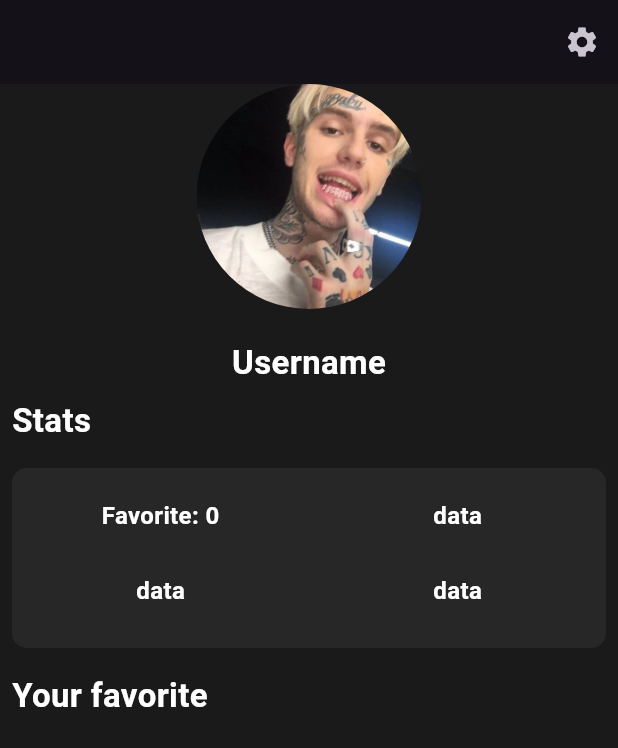
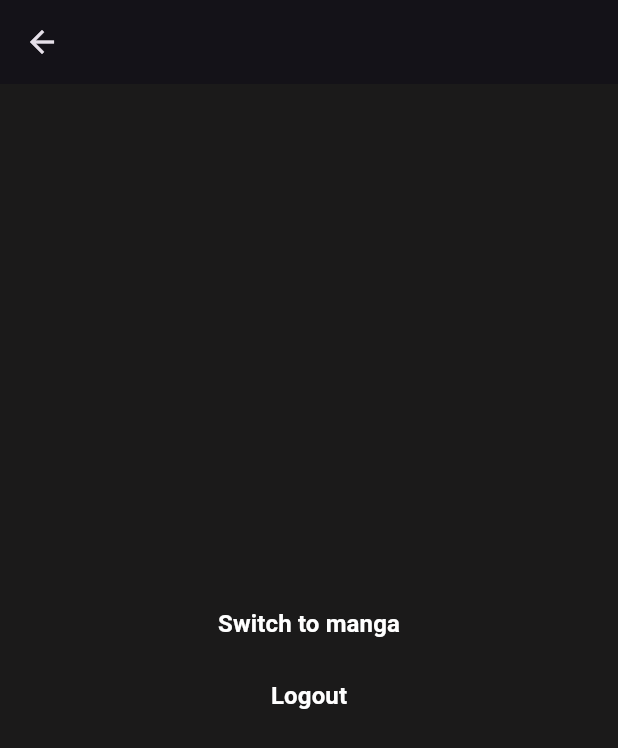
Before and after one commit to rostikKalabishka/ReAneme, a Flutter app: the ProfileWidget screen opened directly, after a tap on the "settings" icon, on a phone screen of 412 x 824 dp. Shown: the top 748 px of the screen. Run offline on Flutter 3.47's test engine with Material 2 defaults, Android fonts, the phone set to English and light mode, and no system bars; our stand-ins replace cached_network_image, carousel_slider.

Commit message:
added more info screen

```diff
--- a/lib/router/router.dart
+++ b/lib/router/router.dart
@@ -3,18 +3,16 @@ import 'package:re_anime/screens/registration/registration_screen.dart';
 
 import '../screens/auth/auth_screen.dart';
 import '../screens/main_screen/main_screen.dart';
+import '../screens/main_screen/more_info/more_info_screen.dart';
 
 abstract class MainNavigationRouteName {
-  static const auth = '/';
-  static const mainScreen = '/mainScreen';
-  // static const movieDetails = '/movie_details';
-  // static const movieTrailer = '/movie_details/trailer';
-  // static const seriesTrailer = '/series_details/trailer';
-  // static const seriesDetails = '/series_details';
-  // static const resendEmail = 'resend_email';
+  static const auth = 'auth';
+  static const mainScreen = '/';
+
   static const registrationScreen = 'registration';
   static const signUp = 'sign_up';
-  static const account = '/account';
+  // static const account = 'account';
+  static const moreInfo = '/more_info';
 }
 
 class MainNavigation {
@@ -22,6 +20,7 @@ class MainNavigation {
     MainNavigationRouteName.auth: (context) => const AuthScreen(),
     MainNavigationRouteName.mainScreen: (context) => const MainScreen(),
     MainNavigationRouteName.registrationScreen: (context) =>
-        const RegistrationScreen()
+        const RegistrationScreen(),
+    MainNavigationRouteName.moreInfo: (context) => const MoreInfoWidget()
   };
 }
--- a/lib/screens/main_screen/home_page/popular_anime/pipular_anime.dart
+++ b/lib/screens/main_screen/home_page/popular_anime/pipular_anime.dart
@@ -24,8 +24,11 @@ class PopularAnime extends StatelessWidget {
   @override
   Widget build(BuildContext context) {
     return SizedBox(
+      height: 295,
+      child: AspectRatio(
+        aspectRatio: 295 / 190,
         // width: 390,
-      height: 295,
+
         child: ListView.builder(
             scrollDirection: Axis.horizontal,
             itemExtent: 190,
@@ -50,6 +53,7 @@ class PopularAnime extends StatelessWidget {
                 )),
               );
             }),
+      ),
     );
   }
 }
--- /dev/null
+++ b/lib/screens/main_screen/more_info/more_info_screen.dart
@@ -0,0 +1,49 @@
+import 'package:flutter/material.dart';
+
+import '../../../widget/text_widget.dart';
+
+class MoreInfoWidget extends StatelessWidget {
+  const MoreInfoWidget({super.key});
+
+  @override
+  Widget build(BuildContext context) {
+    return Scaffold(
+      appBar: AppBar(
+        leading: IconButton(
+          icon: Icon(Icons.arrow_back),
+          onPressed: () {
+            Navigator.of(context).pop();
+          },
+        ),
+      ),
+      body: const SafeArea(
+        child: ColumnButtonWidget(),
+      ),
+    );
+  }
+}
+
+class ColumnButtonWidget extends StatelessWidget {
+  const ColumnButtonWidget({super.key});
+
+  @override
+  Widget build(BuildContext context) {
+    return Center(
+      child: Column(
+        mainAxisAlignment: MainAxisAlignment.center,
+        children: [
+          TextButton(
+              onPressed: () {},
+              child: const TextWidget(
+                label: 'Switch to manga',
+              )),
+          TextButton(
+              onPressed: () {},
+              child: const TextWidget(
+                label: 'Logout',
+              ))
+        ],
+      ),
+    );
+  }
+}
--- a/lib/screens/main_screen/profile/profile_widget.dart
+++ b/lib/screens/main_screen/profile/profile_widget.dart
@@ -1,5 +1,6 @@
 import 'package:flutter/material.dart';
 
+import '../../../router/router.dart';
 import '../../../theme/constants.dart';
 import '../../../widget/text_widget.dart';
 
@@ -12,10 +13,15 @@ class ProfileWidget extends StatelessWidget {
       backgroundColor: scaffoldBackgroundColor,
       appBar: AppBar(
         actions: [
-          IconButton(onPressed: () {}, icon: const Icon(Icons.settings))
+          IconButton(
+              onPressed: () {
+                Navigator.of(context)
+                    .pushNamed(MainNavigationRouteName.moreInfo);
+              },
+              icon: const Icon(Icons.settings))
         ],
       ),
-      body: UserInfoWidget(),
+      body: const UserInfoWidget(),
     );
   }
 }
```
Lines whose indentation alone changed are shown as unchanged.
